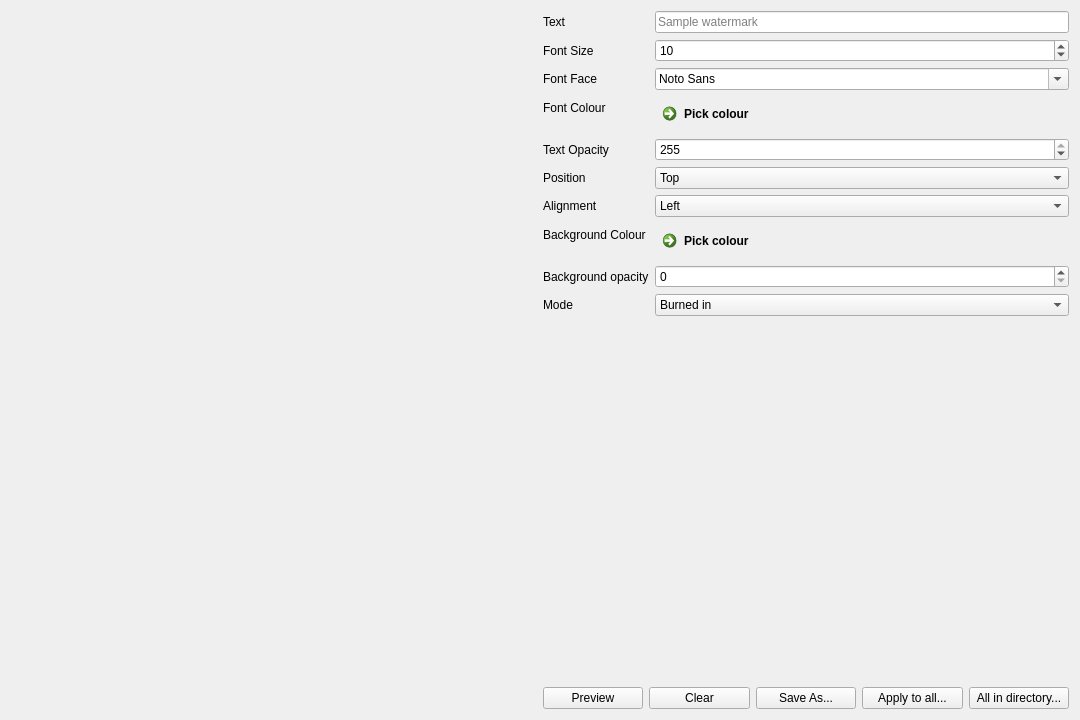
Old version of the form src/app/Watermark.ui in the repository sptrakesh/pictureviewer.
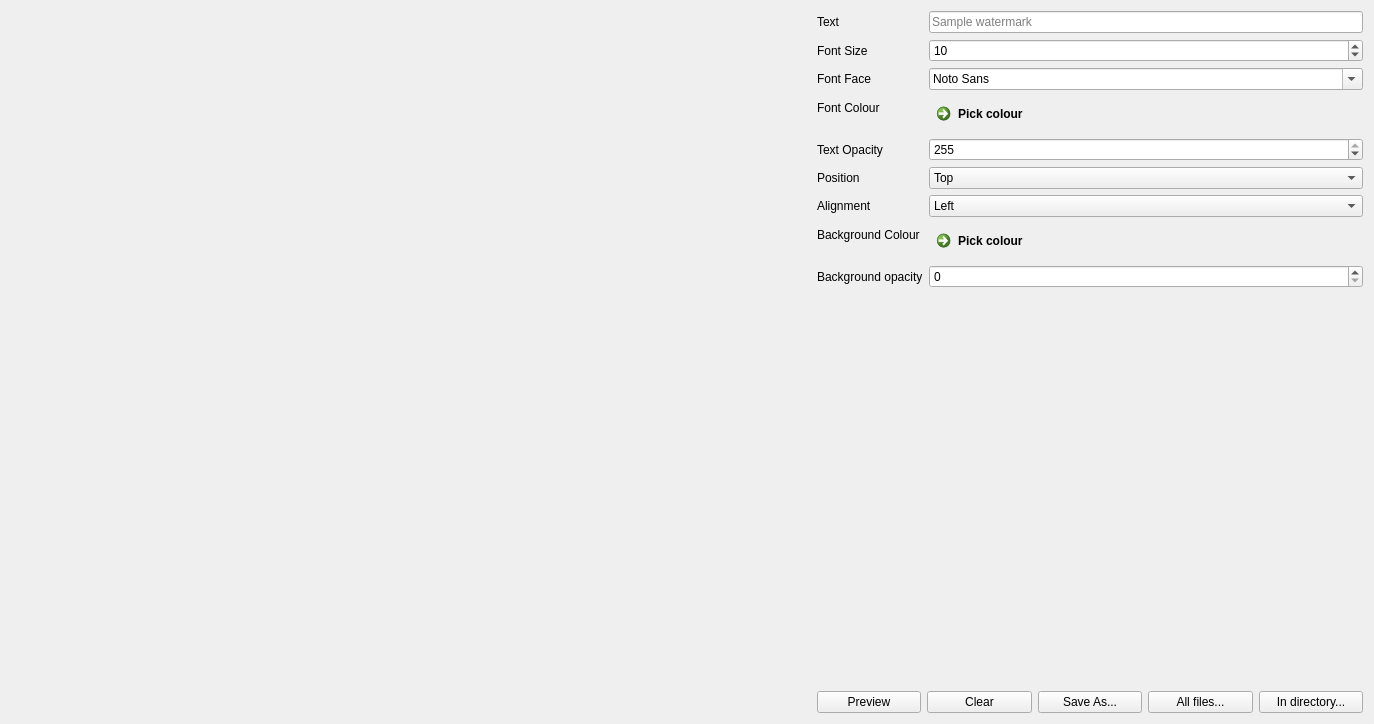
New version of the form. Icons and pictures are not drawn.

Commit message: Added process to watermark all files in parent directory of current viewed file.

Patch:
```diff
--- a/src/app/Watermark.ui
+++ b/src/app/Watermark.ui
@@ -6,8 +6,8 @@
    <rect>
     <x>0</x>
     <y>0</y>
-    <width>1080</width>
-    <height>720</height>
+    <width>1374</width>
+    <height>724</height>
    </rect>
   </property>
   <property name="windowTitle">
@@ -19,15 +19,19 @@
   </property>
   <layout class="QGridLayout" name="gridLayout">
    <item row="0" column="0">
-    <layout class="QHBoxLayout" name="horizontalLayout">
-     <item>
       <widget class="QLabel" name="imageLabel">
        <property name="sizePolicy">
-        <sizepolicy hsizetype="MinimumExpanding" vsizetype="MinimumExpanding">
+      <sizepolicy hsizetype="Fixed" vsizetype="Fixed">
          <horstretch>0</horstretch>
          <verstretch>0</verstretch>
         </sizepolicy>
        </property>
+     <property name="minimumSize">
+      <size>
+       <width>800</width>
+       <height>700</height>
+      </size>
+     </property>
        <property name="text">
         <string/>
        </property>
@@ -39,10 +43,10 @@
        </property>
       </widget>
      </item>
+   <item row="0" column="1">
+    <layout class="QVBoxLayout" name="verticalLayout">
      <item>
-      <layout class="QVBoxLayout" name="verticalLayout_2">
-       <item>
-        <layout class="QFormLayout" name="formLayout_3">
+      <layout class="QFormLayout" name="formLayout">
          <item row="0" column="0">
           <widget class="QLabel" name="label_2">
            <property name="text">
@@ -57,13 +61,6 @@
            </property>
           </widget>
          </item>
-         <item row="1" column="0">
-          <widget class="QLabel" name="label_3">
-           <property name="text">
-            <string>Font Size</string>
-           </property>
-          </widget>
-         </item>
          <item row="1" column="1">
           <widget class="QSpinBox" name="fontSize">
            <property name="value">
@@ -71,6 +68,13 @@
            </property>
           </widget>
          </item>
+       <item row="1" column="0">
+        <widget class="QLabel" name="label_3">
+         <property name="text">
+          <string>Font Size</string>
+         </property>
+        </widget>
+       </item>
          <item row="2" column="0">
           <widget class="QLabel" name="label_4">
            <property name="text">
@@ -210,27 +214,6 @@
            </property>
           </widget>
          </item>
-         <item row="9" column="0">
-          <widget class="QLabel" name="label_10">
-           <property name="text">
-            <string>Mode</string>
-           </property>
-          </widget>
-         </item>
-         <item row="9" column="1">
-          <widget class="QComboBox" name="mode">
-           <item>
-            <property name="text">
-             <string>Burned in</string>
-            </property>
-           </item>
-           <item>
-            <property name="text">
-             <string>Overlay</string>
-            </property>
-           </item>
-          </widget>
-         </item>
         </layout>
        </item>
        <item>
@@ -241,7 +224,7 @@
          <property name="sizeHint" stdset="0">
           <size>
            <width>20</width>
-           <height>40</height>
+         <height>277</height>
           </size>
          </property>
         </spacer>
@@ -272,18 +255,16 @@
          <item>
           <widget class="QPushButton" name="applyAll">
            <property name="text">
-            <string>Apply to all...</string>
+          <string>All files...</string>
            </property>
           </widget>
          </item>
          <item>
           <widget class="QPushButton" name="allInDirectory">
            <property name="text">
-            <string>All in directory...</string>
-           </property>
-          </widget>
-         </item>
-        </layout>
+          <string>In directory...</string>
+         </property>
+        </widget>
        </item>
       </layout>
      </item>
```
Left out of the diff: 21 changed lines with no effect on the pictures. Lines whose indentation alone changed are shown as unchanged. The commit also changes 9 other files.
